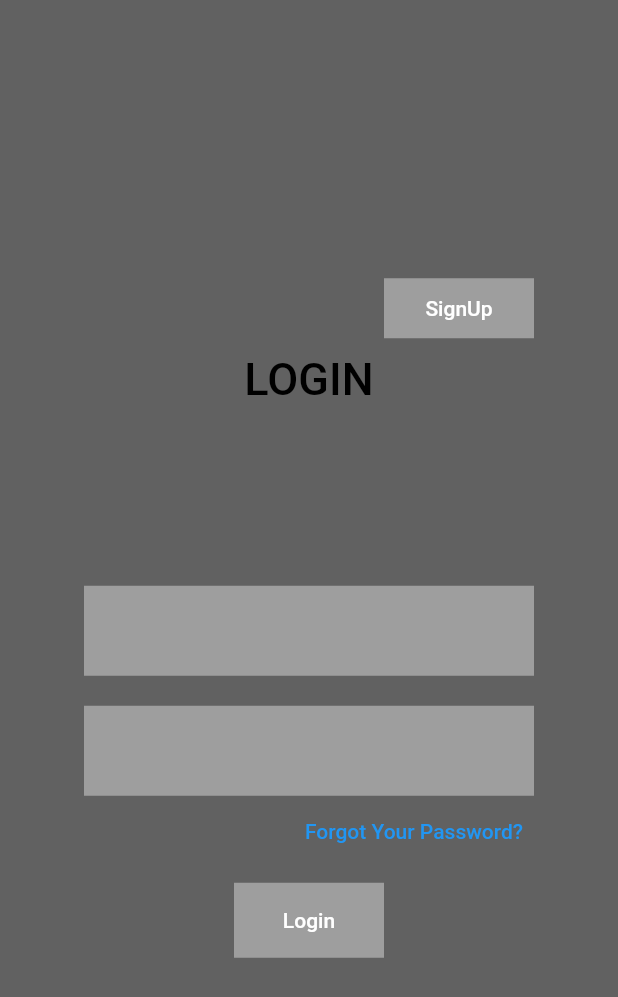
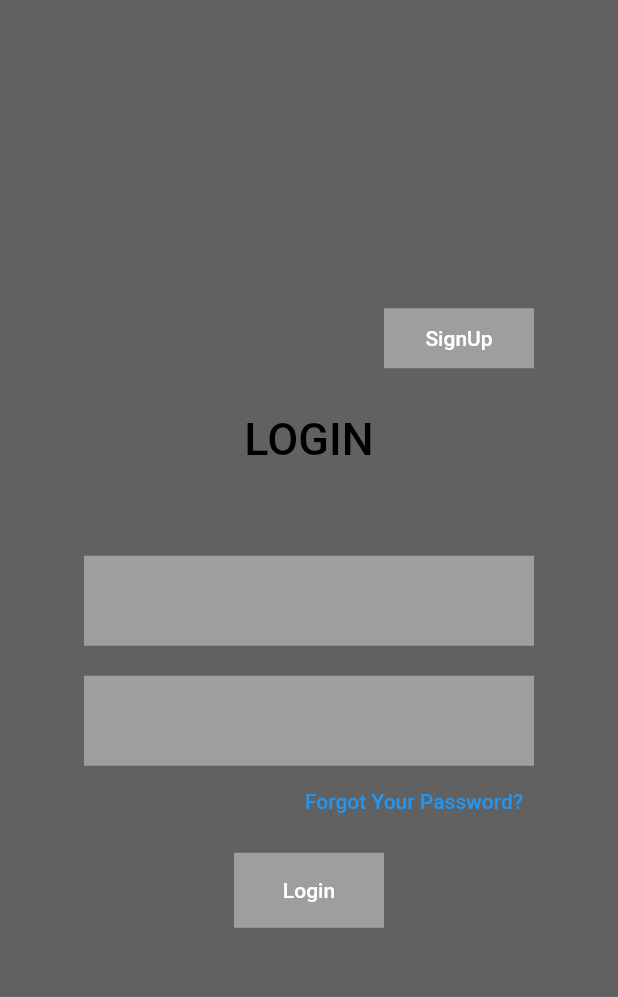
Before and after one commit to Barzi-Yassin/job_vacancies, a Flutter app: the screen it shows after launch, after a tap on "Login", on a phone screen of 412 x 824 dp. Shown: the top 997 px of the screen. Run offline on Flutter 3.47's test engine with Material 2 defaults, Android fonts, the phone set to English and light mode, and no system bars; our stand-ins replace cloud_firestore, dropdown_button2, firebase_auth, firebase_core; missing offline and left inert: flutter_radio_group; accounts and stored records are empty; generated files the repository leaves out were written again.

Commit message:
some changes in signin screen

```diff
--- a/lib/src/screens/screen_sign_in.dart
+++ b/lib/src/screens/screen_sign_in.dart
@@ -1,4 +1,4 @@
-// import 'package:firebase_auth/firebase_auth.dart';
+
 import 'package:firebase_auth/firebase_auth.dart';
 import 'package:flutter/material.dart';
 import 'package:job_vacancies/src/screens/screen_create_profile.dart';
@@ -33,7 +33,7 @@ class ScreenSignIn extends StatelessWidget {
                         ))),
               ),
               const SizedBox(
-                height: 10,
+                height: 30,
               ),
               const Text(
                 "LOGIN",
@@ -43,7 +43,7 @@ class ScreenSignIn extends StatelessWidget {
                     color: Colors.black),
               ),
               const SizedBox(
-                height: 120,
+                height: 60,
               ),
               Container(
                 height: 60,
```
